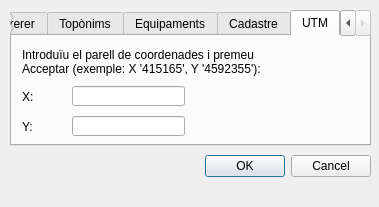
This is ui/search_plus_dialog_base.ui in psigcat/searchplus-3 as Qt 5 draws it before an edit. The edited form follows.
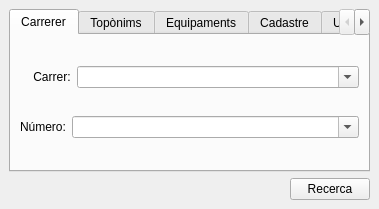
This is the edited form. The open tabs and pages were chosen to show the change.

Commit message: set layout and tab names to ui and removed compiled ui because compiled on the fly

What changed in the file:
```diff
--- a/ui/search_plus_dialog_base.ui
+++ b/ui/search_plus_dialog_base.ui
@@ -1,13 +1,13 @@
 <?xml version="1.0" encoding="UTF-8"?>
 <ui version="4.0">
- <class>dockWidgetBase</class>
- <widget class="QDockWidget" name="dockWidgetBase">
+ <class>searchPlusDockWidget</class>
+ <widget class="QDockWidget" name="searchPlusDockWidget">
   <property name="geometry">
    <rect>
     <x>0</x>
     <y>0</y>
     <width>379</width>
-    <height>207</height>
+    <height>209</height>
    </rect>
   </property>
   <property name="locale">
@@ -20,21 +20,15 @@
    <set>QDockWidget::DockWidgetFloatable|QDockWidget::DockWidgetMovable</set>
   </property>
   <property name="allowedAreas">
-   <set>Qt::BottomDockWidgetArea|Qt::LeftDockWidgetArea</set>
+   <set>Qt::AllDockWidgetAreas</set>
   </property>
   <property name="windowTitle">
    <string>Cercadors</string>
   </property>
   <widget class="QWidget" name="contents">
-   <widget class="QTabWidget" name="tabMain">
-    <property name="geometry">
-     <rect>
-      <x>10</x>
-      <y>10</y>
-      <width>361</width>
-      <height>136</height>
-     </rect>
-    </property>
+   <layout class="QVBoxLayout" name="verticalLayout">
+    <item>
+     <widget class="QTabWidget" name="searchPlusTabMain">
     <property name="font">
      <font>
       <pointsize>9</pointsize>
@@ -46,167 +40,126 @@
     <property name="currentIndex">
      <number>0</number>
     </property>
-    <widget class="QWidget" name="tab_1">
+      <widget class="QWidget" name="searchPlusStreetsTab">
      <attribute name="title">
       <string>Carrerer</string>
      </attribute>
-     <widget class="QComboBox" name="cboStreet">
-      <property name="geometry">
-       <rect>
-        <x>80</x>
-        <y>20</y>
-        <width>251</width>
-        <height>22</height>
-       </rect>
-      </property>
-      <property name="editable">
-       <bool>true</bool>
-      </property>
-     </widget>
-     <widget class="QComboBox" name="cboNumber">
-      <property name="geometry">
-       <rect>
-        <x>80</x>
-        <y>60</y>
-        <width>71</width>
-        <height>22</height>
-       </rect>
-      </property>
-      <property name="editable">
-       <bool>true</bool>
-      </property>
-     </widget>
+       <layout class="QVBoxLayout" name="verticalLayout_2">
+        <item>
+         <layout class="QHBoxLayout" name="horizontalLayout_2" stretch="0,1">
+          <item>
      <widget class="QLabel" name="lblStreet">
-      <property name="geometry">
-       <rect>
-        <x>10</x>
-        <y>20</y>
-        <width>46</width>
-        <height>21</height>
-       </rect>
-      </property>
       <property name="text">
-       <string>Carrer:</string>
-      </property>
-     </widget>
+             <string>    Carrer:</string>
+            </property>
+           </widget>
+          </item>
+          <item>
+           <widget class="QComboBox" name="cboStreet">
+            <property name="editable">
+             <bool>true</bool>
+            </property>
+           </widget>
+          </item>
+         </layout>
+        </item>
+        <item>
+         <layout class="QHBoxLayout" name="horizontalLayout_3" stretch="0,1">
+          <item>
      <widget class="QLabel" name="lblNumber">
-      <property name="geometry">
-       <rect>
-        <x>10</x>
-        <y>60</y>
-        <width>46</width>
-        <height>21</height>
-       </rect>
-      </property>
       <property name="text">
        <string>Número:</string>
       </property>
      </widget>
-    </widget>
-    <widget class="QWidget" name="tab_2">
+          </item>
+          <item>
+           <widget class="QComboBox" name="cboNumber">
+            <property name="editable">
+             <bool>true</bool>
+            </property>
+           </widget>
+          </item>
+         </layout>
+        </item>
+       </layout>
+      </widget>
+      <widget class="QWidget" name="searchPlusToponimsTab">
      <attribute name="title">
       <string>Topònims</string>
      </attribute>
+       <layout class="QVBoxLayout" name="verticalLayout_3">
+        <item>
      <widget class="QLabel" name="lblTopo">
-      <property name="geometry">
-       <rect>
-        <x>10</x>
-        <y>10</y>
-        <width>341</width>
-        <height>31</height>
-       </rect>
-      </property>
       <property name="text">
        <string>Desplegueu per seleccionar un topònim; escriviu per constrènyer la cerca (per exemple, &quot;can&quot;):</string>
       </property>
+          <property name="alignment">
+           <set>Qt::AlignJustify|Qt::AlignVCenter</set>
+          </property>
       <property name="wordWrap">
        <bool>true</bool>
       </property>
      </widget>
+        </item>
+        <item>
      <widget class="QComboBox" name="cboTopo">
-      <property name="geometry">
-       <rect>
-        <x>10</x>
-        <y>50</y>
-        <width>191</width>
-        <height>22</height>
-       </rect>
-      </property>
       <property name="editable">
        <bool>true</bool>
       </property>
      </widget>
-    </widget>
-    <widget class="QWidget" name="tab_3">
+        </item>
+       </layout>
+      </widget>
+      <widget class="QWidget" name="searchPlusEquipmentsTab">
      <attribute name="title">
       <string>Equipaments</string>
      </attribute>
+       <layout class="QVBoxLayout" name="verticalLayout_4">
+        <item>
+         <layout class="QHBoxLayout" name="horizontalLayout_4" stretch="0,1">
+          <item>
      <widget class="QLabel" name="lblType">
-      <property name="geometry">
-       <rect>
-        <x>10</x>
-        <y>20</y>
-        <width>46</width>
-        <height>21</height>
-       </rect>
-      </property>
       <property name="text">
-       <string>Tipus:</string>
-      </property>
-     </widget>
+             <string>             Tipus:</string>
+            </property>
+           </widget>
+          </item>
+          <item>
      <widget class="QComboBox" name="cboType">
-      <property name="geometry">
-       <rect>
-        <x>80</x>
-        <y>20</y>
-        <width>201</width>
-        <height>22</height>
-       </rect>
-      </property>
       <property name="editable">
        <bool>true</bool>
       </property>
      </widget>
-     <widget class="QComboBox" name="cboEquipment">
-      <property name="geometry">
-       <rect>
-        <x>80</x>
-        <y>60</y>
-        <width>201</width>
-        <height>22</height>
-       </rect>
-      </property>
-      <property name="editable">
-       <bool>true</bool>
-      </property>
-     </widget>
+          </item>
+         </layout>
+        </item>
+        <item>
+         <layout class="QHBoxLayout" name="horizontalLayout_5" stretch="0,1">
+          <item>
      <widget class="QLabel" name="lblEquipment">
-      <property name="geometry">
-       <rect>
-        <x>10</x>
-        <y>60</y>
-        <width>61</width>
-        <height>21</height>
-       </rect>
-      </property>
       <property name="text">
        <string>Equipament:</string>
       </property>
      </widget>
-    </widget>
-    <widget class="QWidget" name="tab_4">
+          </item>
+          <item>
+           <widget class="QComboBox" name="cboEquipment">
+            <property name="editable">
+             <bool>true</bool>
+            </property>
+           </widget>
+          </item>
+         </layout>
+        </item>
+       </layout>
+      </widget>
+      <widget class="QWidget" name="searchPlusCadastreTab">
      <attribute name="title">
       <string>Cadastre</string>
      </attribute>
+       <layout class="QVBoxLayout" name="verticalLayout_5">
+        <item>
      <widget class="QLabel" name="lblCadastre">
-      <property name="geometry">
-       <rect>
-        <x>10</x>
-        <y>10</y>
-        <width>301</width>
-        <height>31</height>
-       </rect>
-      </property>
       <property name="font">
        <font>
         <pointsize>9</pointsize>
@@ -215,34 +168,26 @@
       <property name="text">
        <string>Introduïu la referència cadastral i premeu Acceptar (exemple: '5123501DF1952S'):</string>
       </property>
+          <property name="alignment">
+           <set>Qt::AlignJustify|Qt::AlignVCenter</set>
+          </property>
       <property name="wordWrap">
        <bool>true</bool>
       </property>
      </widget>
-     <widget class="QLineEdit" name="txtCadastre">
-      <property name="geometry">
-       <rect>
-        <x>10</x>
-        <y>50</y>
-        <width>191</width>
-        <height>20</height>
-       </rect>
-      </property>
-     </widget>
-    </widget>
-    <widget class="QWidget" name="tab_5">
+        </item>
+        <item>
+         <widget class="QLineEdit" name="txtCadastre"/>
+        </item>
+       </layout>
+      </widget>
+      <widget class="QWidget" name="searchPlusUTMTab">
      <attribute name="title">
       <string>UTM</string>
      </attribute>
+       <layout class="QVBoxLayout" name="verticalLayout_6">
+        <item>
      <widget class="QLabel" name="lblUTM">
-      <property name="geometry">
-       <rect>
-        <x>10</x>
-        <y>10</y>
-        <width>281</width>
-        <height>31</height>
-       </rect>
-      </property>
       <property name="text">
        <string>Introduïu el parell de coordenades i premeu Acceptar (exemple: X '415165', Y '4592355'):</string>
       </property>
@@ -250,70 +195,71 @@
        <bool>true</bool>
       </property>
      </widget>
-     <widget class="QLineEdit" name="txtCoordX">
-      <property name="geometry">
-       <rect>
-        <x>60</x>
-        <y>50</y>
-        <width>113</width>
-        <height>20</height>
-       </rect>
-      </property>
-     </widget>
-     <widget class="QLineEdit" name="txtCoordY">
-      <property name="geometry">
-       <rect>
-        <x>60</x>
-        <y>80</y>
-        <width>113</width>
-        <height>20</height>
-       </rect>
-      </property>
-     </widget>
+        </item>
+        <item>
+         <layout class="QHBoxLayout" name="horizontalLayout_6" stretch="0,1">
+          <item>
      <widget class="QLabel" name="label_8">
-      <property name="geometry">
-       <rect>
-        <x>10</x>
-        <y>50</y>
-        <width>46</width>
-        <height>21</height>
-       </rect>
-      </property>
       <property name="text">
        <string>X:</string>
       </property>
      </widget>
+          </item>
+          <item>
+           <widget class="QLineEdit" name="txtCoordX"/>
+          </item>
+         </layout>
+        </item>
+        <item>
+         <layout class="QHBoxLayout" name="horizontalLayout_7">
+          <item>
      <widget class="QLabel" name="label_9">
-      <property name="geometry">
-       <rect>
-        <x>10</x>
-        <y>80</y>
-        <width>46</width>
-        <height>21</height>
-       </rect>
-      </property>
       <property name="text">
        <string>Y:</string>
       </property>
      </widget>
-    </widget>
-   </widget>
-   <widget class="QDialogButtonBox" name="button_box">
-    <property name="geometry">
-     <rect>
-      <x>200</x>
-      <y>150</y>
-      <width>171</width>
-      <height>32</height>
-     </rect>
-    </property>
+          </item>
+          <item>
+           <widget class="QLineEdit" name="txtCoordY"/>
+          </item>
+         </layout>
+        </item>
+       </layout>
+      </widget>
+     </widget>
+    </item>
+    <item>
+     <layout class="QHBoxLayout" name="horizontalLayout">
+      <item>
+       <spacer name="horizontalSpacer">
     <property name="orientation">
      <enum>Qt::Horizontal</enum>
     </property>
-    <property name="standardButtons">
-     <set>QDialogButtonBox::Cancel|QDialogButtonBox::Ok</set>
-    </property>
-   </widget>
+        <property name="sizeHint" stdset="0">
+         <size>
+          <width>40</width>
+          <height>20</height>
+         </size>
+        </property>
+       </spacer>
+      </item>
+      <item>
+       <widget class="QPushButton" name="pushButton">
+        <property name="font">
+         <font>
+          <pointsize>9</pointsize>
+          <weight>50</weight>
+          <bold>false</bold>
+         </font>
+        </property>
+        <property name="text">
+         <string>Recerca</string>
+        </property>
+       </widget>
+      </item>
+     </layout>
+    </item>
+   </layout>
   </widget>
  </widget>
  <resources/>
```
Lines whose indentation alone changed are shown as unchanged. The commit also changes 1 other file.
